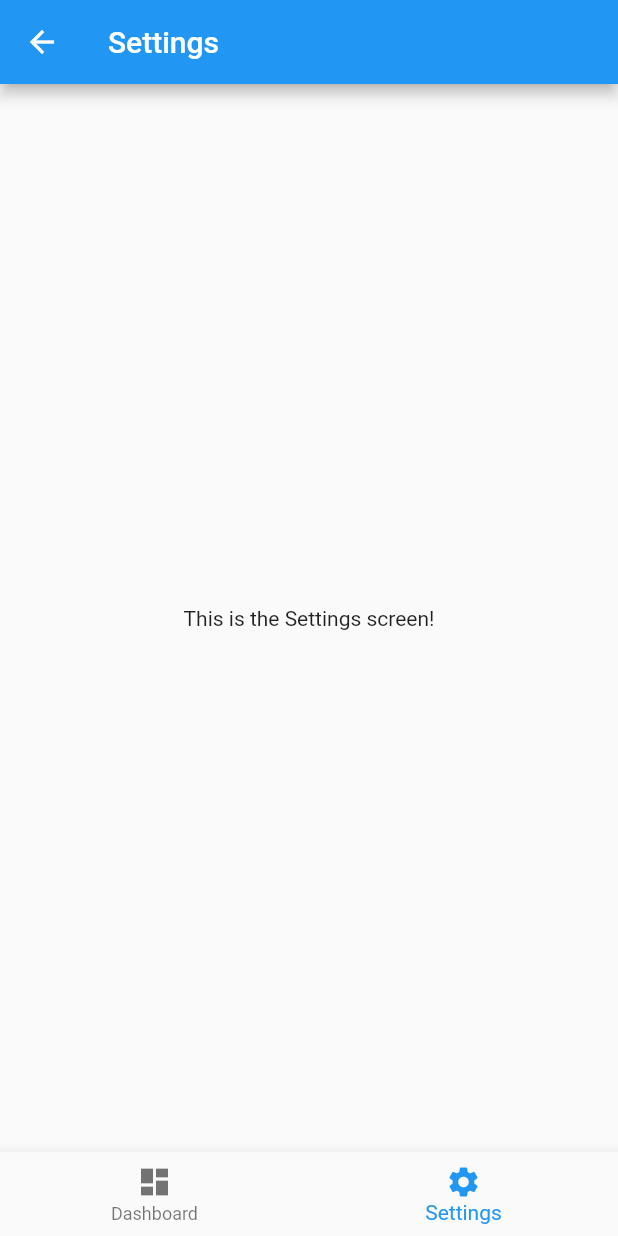
After one commit to imfelixng/mobile, a Flutter app: the AuthenticatedView screen opened directly, item 2 of the bottom bar chosen, on a phone screen of 412 x 824 dp. The commit adds this screen. Run offline on Flutter 3.47's test engine with Material 2 defaults, Android fonts, the phone set to English and light mode, and no system bars.

Commit message:
feat: add settings screen
This adds a new blank screen called Settings.

It also adds some new things that mark the beginning of the Authenticated
screen such as the BottomBar and Authenticated widgets so the user can access
the Settings screen.

```diff
--- a/lib/main.dart
+++ b/lib/main.dart
@@ -4,7 +4,9 @@ import 'package:provider/provider.dart';
 import 'package:tipid/state/authentication_state.dart';
 import 'package:tipid/screens/dashboard_screen.dart';
 import 'package:tipid/screens/landing_screen.dart';
+import 'package:tipid/screens/settings_screen.dart';
 import 'package:tipid/screens/sign_in_screen.dart';
+import 'package:tipid/widgets/authenticated_view.dart';
 
 void main() => runApp(MyApp());
 
@@ -29,7 +31,7 @@ class MyApp extends StatelessWidget {
               builder: (BuildContext context,
                   AuthenticationState authenticationState, Widget child) {
                 if (authenticationState.authenticated) {
-                  return DashboardScreen();
+                  return AuthenticatedView();
                 } else {
                   return child;
                 }
@@ -38,6 +40,7 @@ class MyApp extends StatelessWidget {
             );
           },
           '/dashboard': (BuildContext context) => DashboardScreen(),
+          '/settings': (BuildContext context) => SettingsScreen(),
           '/sign_in': (BuildContext context) => SignInScreen(),
         },
       ),
--- /dev/null
+++ b/lib/screens/settings_screen.dart
@@ -0,0 +1,15 @@
+import 'package:flutter/material.dart';
+
+class SettingsScreen extends StatelessWidget {
+  @override
+  Widget build(BuildContext context) {
+    return Scaffold(
+      appBar: AppBar(
+        title: const Text('Settings'),
+      ),
+      body: Center(
+        child: const Text('This is the Settings screen!'),
+      ),
+    );
+  }
+}
--- /dev/null
+++ b/lib/widgets/authenticated_view.dart
@@ -0,0 +1,57 @@
+import 'package:flutter/material.dart';
+
+import 'package:tipid/screens/dashboard_screen.dart';
+import 'package:tipid/screens/settings_screen.dart';
+import 'package:tipid/widgets/bottom_bar.dart';
+
+class AuthenticatedView extends StatefulWidget {
+  @override
+  AuthenticatedViewState createState() {
+    return AuthenticatedViewState();
+  }
+}
+
+class AuthenticatedViewState extends State<AuthenticatedView>
+    with SingleTickerProviderStateMixin {
+  TabController tabController;
+  int selectedTab = 0;
+
+  @override
+  void initState() {
+    tabController = TabController(length: 2, vsync: this);
+    super.initState();
+  }
+
+  @override
+  void dispose() {
+    tabController.dispose();
+    super.dispose();
+  }
+
+  @override
+  Widget build(BuildContext context) {
+    return Scaffold(
+      body: _buildTabViews(),
+      bottomNavigationBar: BottomBar(
+        currentIndex: selectedTab,
+        onTap: (int newIndex) {
+          setState(() {
+            selectedTab = newIndex;
+            tabController.index = newIndex;
+          });
+        },
+      ),
+    );
+  }
+
+  Widget _buildTabViews() {
+    return TabBarView(
+      controller: tabController,
+      physics: const BouncingScrollPhysics(),
+      children: <Widget>[
+        DashboardScreen(),
+        SettingsScreen(),
+      ],
+    );
+  }
+}
--- /dev/null
+++ b/lib/widgets/bottom_bar.dart
@@ -0,0 +1,29 @@
+import 'package:flutter/material.dart';
+
+class BottomBar extends StatelessWidget {
+  const BottomBar({
+    @required this.currentIndex,
+    @required this.onTap,
+  });
+
+  final int currentIndex;
+  final ValueChanged<int> onTap;
+
+  @override
+  Widget build(BuildContext context) {
+    return BottomNavigationBar(
+      items: const <BottomNavigationBarItem>[
+        BottomNavigationBarItem(
+          icon: Icon(Icons.dashboard),
+          title: Text('Dashboard'),
+        ),
+        BottomNavigationBarItem(
+          icon: Icon(Icons.settings),
+          title: Text('Settings'),
+        ),
+      ],
+      currentIndex: currentIndex,
+      onTap: onTap,
+    );
+  }
+}
```
Also changed, not shown: 3 other files.
